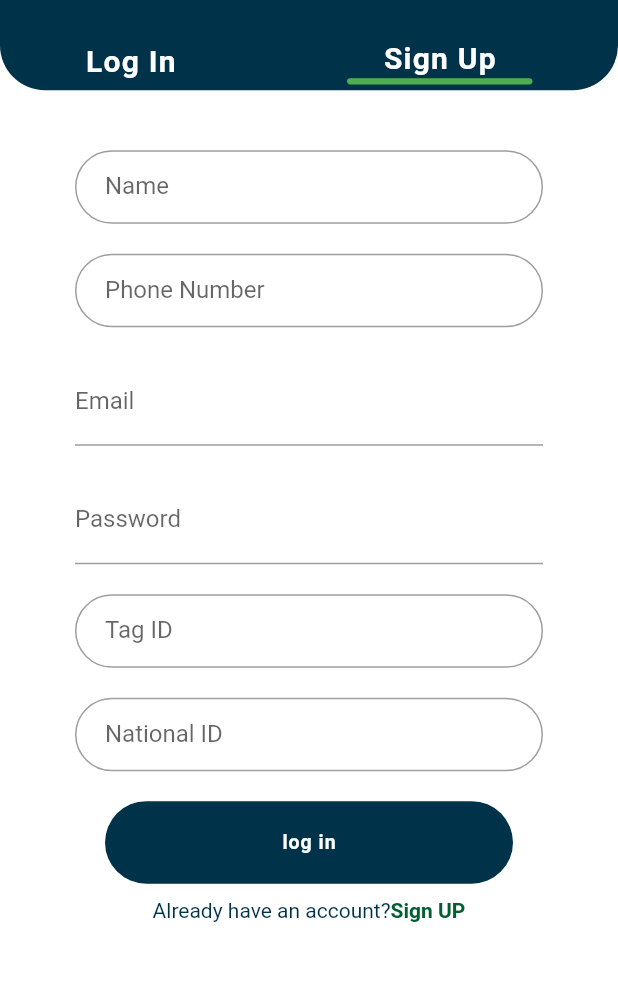
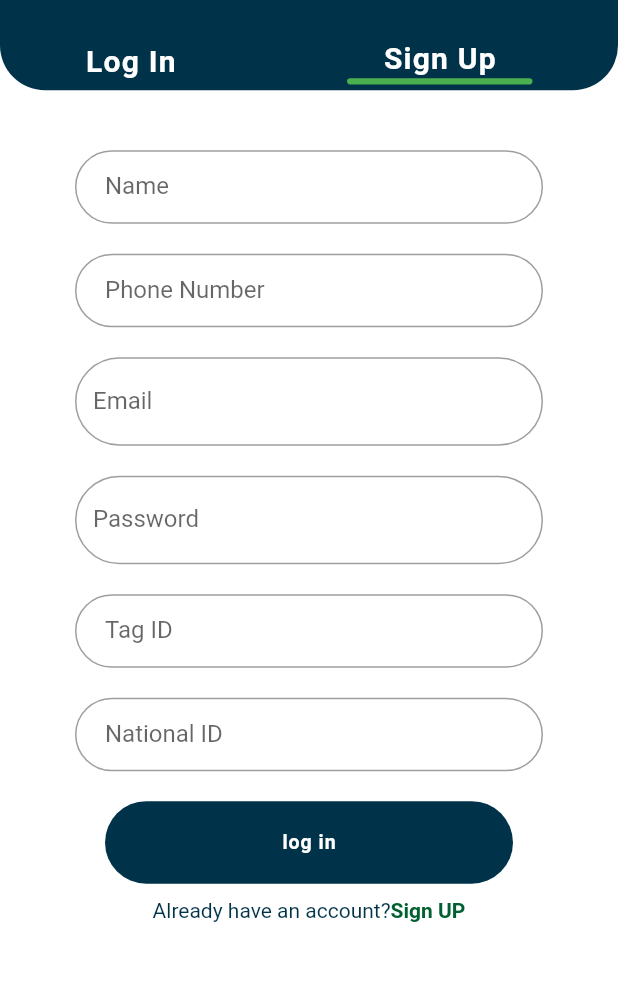
Before and after one commit to engkemo1/Metrotic, a Flutter app: the SignUp screen opened by its route, on a phone screen of 412 x 824 dp, the part 157-1138 px from its top. Run offline on Flutter 3.47's test engine with Material 2 defaults, Android fonts, the phone set to English and light mode, and no system bars; our stand-ins replace animated_splash_screen, expandable, firebase_auth, firebase_core, flutter_svg, image_picker and 1 more; missing offline and left inert: flutter_animated_dialog, jumping_bottom_nav_bar; accounts and stored records are empty; Roboto replaces fonts that are missing (Montserrat).

Commit message:
auth module

```diff
--- a/lib/View/SignUp.dart
+++ b/lib/View/SignUp.dart
@@ -62,6 +62,7 @@ class SignUp extends StatelessWidget {
                             TextField(
                                 controller: emailController,
                                 decoration: InputDecoration(
+                                    border: OutlineInputBorder(borderRadius: BorderRadius.all(Radius.circular(32.0))),
                                     labelText: "Email",
                                     hintText: "Enter Your Email",
                                 ),
@@ -75,6 +76,7 @@ class SignUp extends StatelessWidget {
                             TextField(
                                 controller: passwordController,
                                 decoration: InputDecoration(
+                                    border: OutlineInputBorder(borderRadius: BorderRadius.all(Radius.circular(32.0))),
                                     labelText: "Password",
                                     hintText: "Enter Your Password",
                                 ),
```
